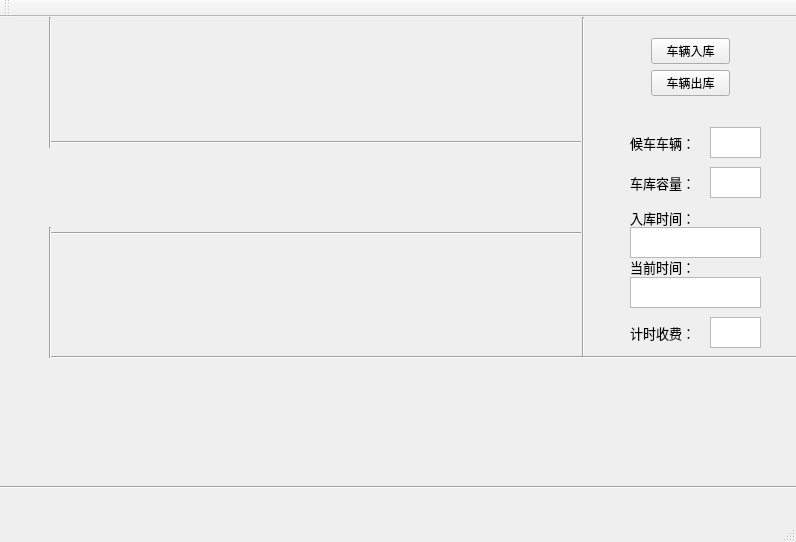
The window that parkinglot.ui (PJYGit/ParkingLot) describes before a commit, drawn with Qt 5.
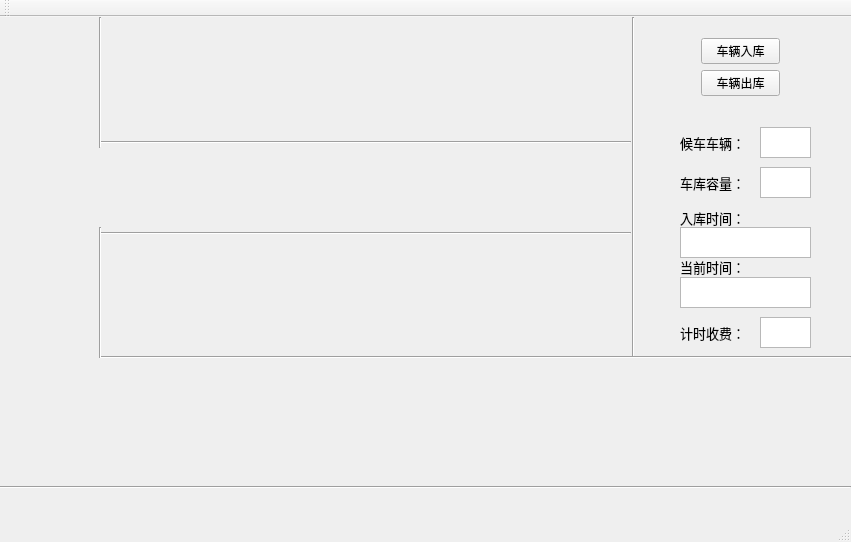
The same window after the commit.

Commit message: Car_In_Button is not perfect!

Diff of the .ui file:
```diff
--- a/parkinglot.ui
+++ b/parkinglot.ui
@@ -6,7 +6,7 @@
    <rect>
     <x>0</x>
     <y>0</y>
-    <width>796</width>
+    <width>851</width>
     <height>542</height>
    </rect>
   </property>
@@ -17,7 +17,7 @@
    <widget class="QWidget" name="horizontalLayoutWidget">
     <property name="geometry">
      <rect>
-      <x>60</x>
+      <x>110</x>
       <y>10</y>
       <width>501</width>
       <height>111</height>
@@ -32,7 +32,7 @@
    <widget class="QWidget" name="horizontalLayoutWidget_2">
     <property name="geometry">
      <rect>
-      <x>60</x>
+      <x>110</x>
       <y>220</y>
       <width>501</width>
       <height>111</height>
@@ -43,7 +43,7 @@
    <widget class="QWidget" name="verticalLayoutWidget">
     <property name="geometry">
      <rect>
-      <x>640</x>
+      <x>690</x>
       <y>10</y>
       <width>101</width>
       <height>81</height>
@@ -95,7 +95,7 @@
    <widget class="QTextBrowser" name="InTime">
     <property name="geometry">
      <rect>
-      <x>630</x>
+      <x>680</x>
       <y>210</y>
       <width>131</width>
       <height>31</height>
@@ -105,7 +105,7 @@
    <widget class="QLabel" name="label_2">
     <property name="geometry">
      <rect>
-      <x>630</x>
+      <x>680</x>
       <y>190</y>
       <width>81</width>
       <height>21</height>
@@ -123,7 +123,7 @@
    <widget class="QLabel" name="label_3">
     <property name="geometry">
      <rect>
-      <x>630</x>
+      <x>680</x>
       <y>240</y>
       <width>81</width>
       <height>20</height>
@@ -141,7 +141,7 @@
    <widget class="QTextBrowser" name="CurTime">
     <property name="geometry">
      <rect>
-      <x>630</x>
+      <x>680</x>
       <y>260</y>
       <width>131</width>
       <height>31</height>
@@ -151,7 +151,7 @@
    <widget class="Line" name="line">
     <property name="geometry">
      <rect>
-      <x>573</x>
+      <x>623</x>
       <y>0</y>
       <width>20</width>
       <height>341</height>
@@ -164,7 +164,7 @@
    <widget class="QTextBrowser" name="Fee">
     <property name="geometry">
      <rect>
-      <x>710</x>
+      <x>760</x>
       <y>300</y>
       <width>51</width>
       <height>31</height>
@@ -174,7 +174,7 @@
    <widget class="QTextBrowser" name="Capacity">
     <property name="geometry">
      <rect>
-      <x>710</x>
+      <x>760</x>
       <y>150</y>
       <width>51</width>
       <height>31</height>
@@ -184,7 +184,7 @@
    <widget class="QLabel" name="label_4">
     <property name="geometry">
      <rect>
-      <x>630</x>
+      <x>680</x>
       <y>150</y>
       <width>81</width>
       <height>31</height>
@@ -202,7 +202,7 @@
    <widget class="QLabel" name="label_5">
     <property name="geometry">
      <rect>
-      <x>630</x>
+      <x>680</x>
       <y>300</y>
       <width>81</width>
       <height>31</height>
@@ -220,7 +220,7 @@
    <widget class="Line" name="line_2">
     <property name="geometry">
      <rect>
-      <x>50</x>
+      <x>100</x>
       <y>325</y>
       <width>751</width>
       <height>31</height>
@@ -233,7 +233,7 @@
    <widget class="Line" name="line_3">
     <property name="geometry">
      <rect>
-      <x>50</x>
+      <x>100</x>
       <y>90</y>
       <width>531</width>
       <height>71</height>
@@ -246,7 +246,7 @@
    <widget class="Line" name="line_4">
     <property name="geometry">
      <rect>
-      <x>50</x>
+      <x>100</x>
       <y>206</y>
       <width>531</width>
       <height>20</height>
@@ -259,7 +259,7 @@
    <widget class="Line" name="line_5">
     <property name="geometry">
      <rect>
-      <x>40</x>
+      <x>90</x>
       <y>0</y>
       <width>21</width>
       <height>131</height>
@@ -272,7 +272,7 @@
    <widget class="Line" name="line_6">
     <property name="geometry">
      <rect>
-      <x>10</x>
+      <x>60</x>
       <y>210</y>
       <width>81</width>
       <height>131</height>
@@ -285,7 +285,7 @@
    <widget class="QLabel" name="label_6">
     <property name="geometry">
      <rect>
-      <x>630</x>
+      <x>680</x>
       <y>110</y>
       <width>81</width>
       <height>31</height>
@@ -303,7 +303,7 @@
    <widget class="QTextBrowser" name="Waiting">
     <property name="geometry">
      <rect>
-      <x>710</x>
+      <x>760</x>
       <y>110</y>
       <width>51</width>
       <height>31</height>
@@ -315,7 +315,7 @@
      <rect>
       <x>0</x>
       <y>460</y>
-      <width>801</width>
+      <width>851</width>
       <height>21</height>
      </rect>
     </property>
@@ -326,7 +326,7 @@
    <widget class="QWidget" name="horizontalLayoutWidget_3">
     <property name="geometry">
      <rect>
-      <x>60</x>
+      <x>110</x>
       <y>350</y>
       <width>731</width>
       <height>111</height>
```
Left out of the diff: 8 changed lines with no effect on the pictures. The commit also changes 1 other file.
